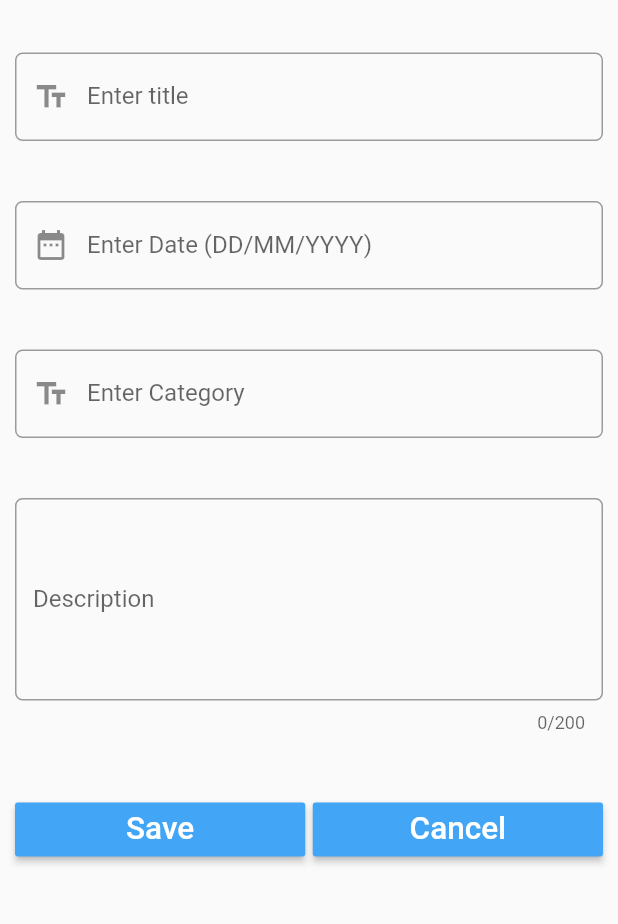
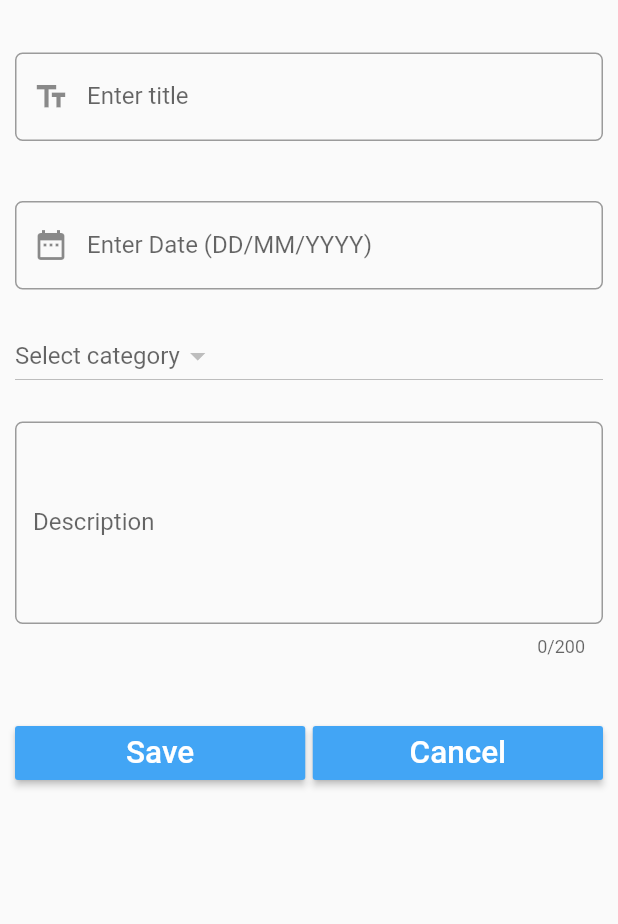
Before and after one commit to abdulrahmansaleh01/flutter-memo-app, a Flutter app: the screen it shows after launch, after a tap on the "post add" icon, on a phone screen of 412 x 824 dp, the part 84-1008 px from its top. Run offline on Flutter 3.47's test engine with Material 2 defaults, Android fonts, the phone set to English and light mode, and no system bars; our stand-ins replace sqflite; accounts and stored records are empty; network calls fail.

Commit message:
mengubah tipe entry categoryId memo menjadi dropdown

```diff
--- a/lib/pages/entryform_memo.dart
+++ b/lib/pages/entryform_memo.dart
@@ -1,5 +1,8 @@
 import 'package:flutter/material.dart';
+import 'package:uts_aplikasi_catatan_memo/dbhelper.dart';
+import 'package:uts_aplikasi_catatan_memo/models/categoryMemo.dart';
 import 'package:uts_aplikasi_catatan_memo/models/memo.dart';
+import 'package:uts_aplikasi_catatan_memo/widgets/dropdown_category.dart';
 
 class EntryMemo extends StatefulWidget {
   final Memo memo;
@@ -14,11 +17,20 @@ class _EntryMemoState extends State<EntryMemo> {
   Memo memo;
 
   _EntryMemoState(this.memo);
+  DbHelper dbHelper = DbHelper();
+  Category selectedCategory;
 
   TextEditingController titleController = TextEditingController();
   TextEditingController dateController = TextEditingController();
   TextEditingController descriptionController = TextEditingController();
   TextEditingController categoryController = TextEditingController();
+
+  void callback(Category _selectedCategory) {
+    setState(() {
+      selectedCategory = _selectedCategory;
+      print(selectedCategory.name);
+    });
+  }
 
   @override
   Widget build(BuildContext context) {
@@ -30,6 +42,10 @@ class _EntryMemoState extends State<EntryMemo> {
     }
     return Scaffold(
       appBar: AppBar(
+        leading: IconButton(
+          icon: Icon(Icons.arrow_back, color: Colors.black),
+          onPressed: () => Navigator.of(context).pop(),
+        ),
         title: memo == null
             ? Text(
                 'Create Memo',
@@ -92,20 +108,14 @@ class _EntryMemoState extends State<EntryMemo> {
             ),
 
             // kategori
-            Padding(
-              padding: EdgeInsets.only(top: 20.0, bottom: 20.0),
-              child: TextField(
-                controller: categoryController,
-                keyboardType: TextInputType.text,
-                decoration: InputDecoration(
-                  labelText: 'Enter Category',
-                  border: OutlineInputBorder(
-                    borderRadius: BorderRadius.circular(5.0),
-                  ),
-                  prefixIcon: Icon(Icons.text_fields),
-                ),
-                onChanged: (value) {},
-              ),
+
+            FutureBuilder<List<Category>>(
+              future: dbHelper.getCategoryList(),
+              builder: (context, snapshot) {
+                return snapshot.hasData
+                    ? DropdownCategory(snapshot.data, callback)
+                    : Text("no category");
+              },
             ),
 
             // DESKRIPSI
@@ -143,17 +153,14 @@ class _EntryMemoState extends State<EntryMemo> {
                       onPressed: () {
                         if (memo == null) {
                           //tambah data
-                          memo = Memo(
-                              titleController.text,
-                              dateController.text,
-                              descriptionController.text,
-                              int.parse(categoryController.text));
+                          memo = Memo(titleController.text, dateController.text,
+                              descriptionController.text, selectedCategory.id);
                         } else {
                           //ubah data
                           memo.title = titleController.text;
                           memo.date = dateController.text;
                           memo.description = descriptionController.text;
-                          memo.categoryId = int.parse(categoryController.text);
+                          memo.categoryId = selectedCategory.id;
                         }
 
                         //kembali ke layar sebelumnya dengan membawa objek memo
--- /dev/null
+++ b/lib/widgets/dropdown_category.dart
@@ -0,0 +1,36 @@
+import 'package:flutter/material.dart';
+import 'package:uts_aplikasi_catatan_memo/models/categoryMemo.dart';
+
+class DropdownCategory extends StatefulWidget {
+  List<Category> category;
+
+  Function callback;
+
+  DropdownCategory(
+    this.category,
+    this.callback, {
+    Key key,
+  }) : super(key: key);
+
+  @override
+  _DropdownCategoryState createState() => _DropdownCategoryState();
+}
+
+class _DropdownCategoryState extends State<DropdownCategory> {
+  @override
+  Widget build(BuildContext context) {
+    return DropdownButton<Category>(
+        hint: Text('Select category'),
+        onChanged: (Category value) {
+          setState(() {
+            widget.callback(value);
+          });
+        },
+        items: widget.category.map((category) {
+          return DropdownMenuItem(
+            value: category,
+            child: Text(category.name),
+          );
+        }).toList());
+  }
+}
```
